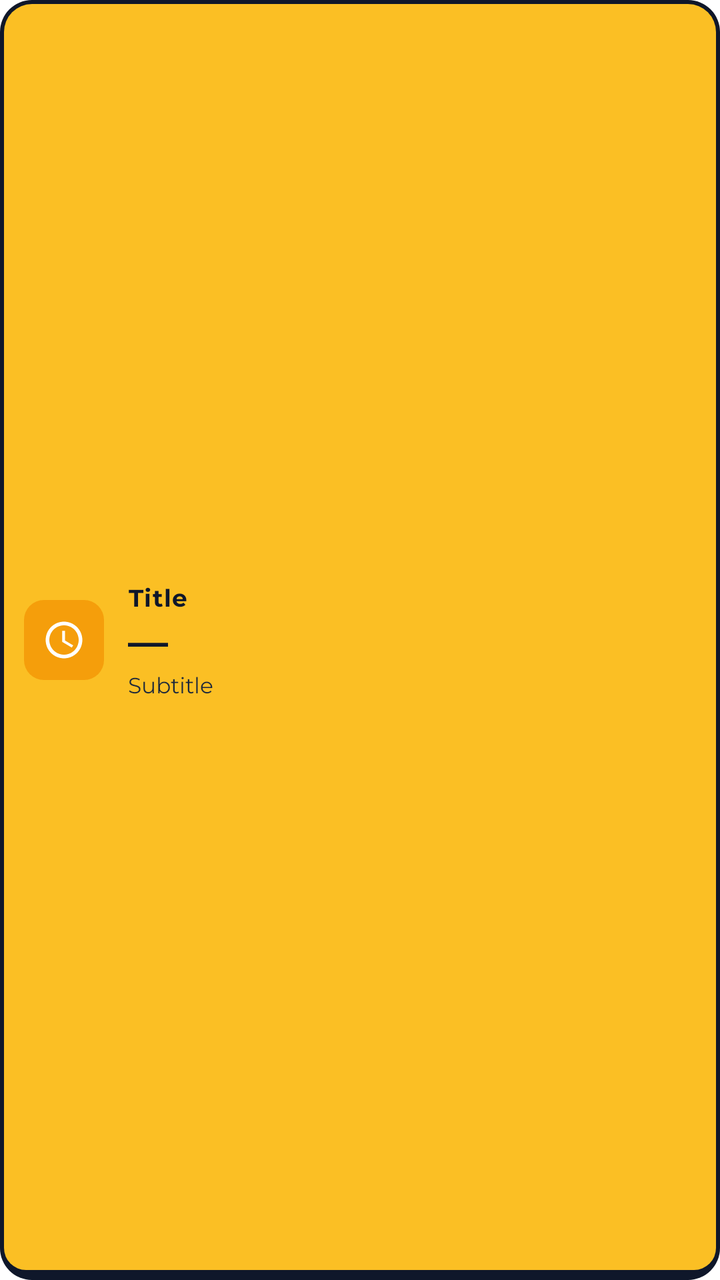
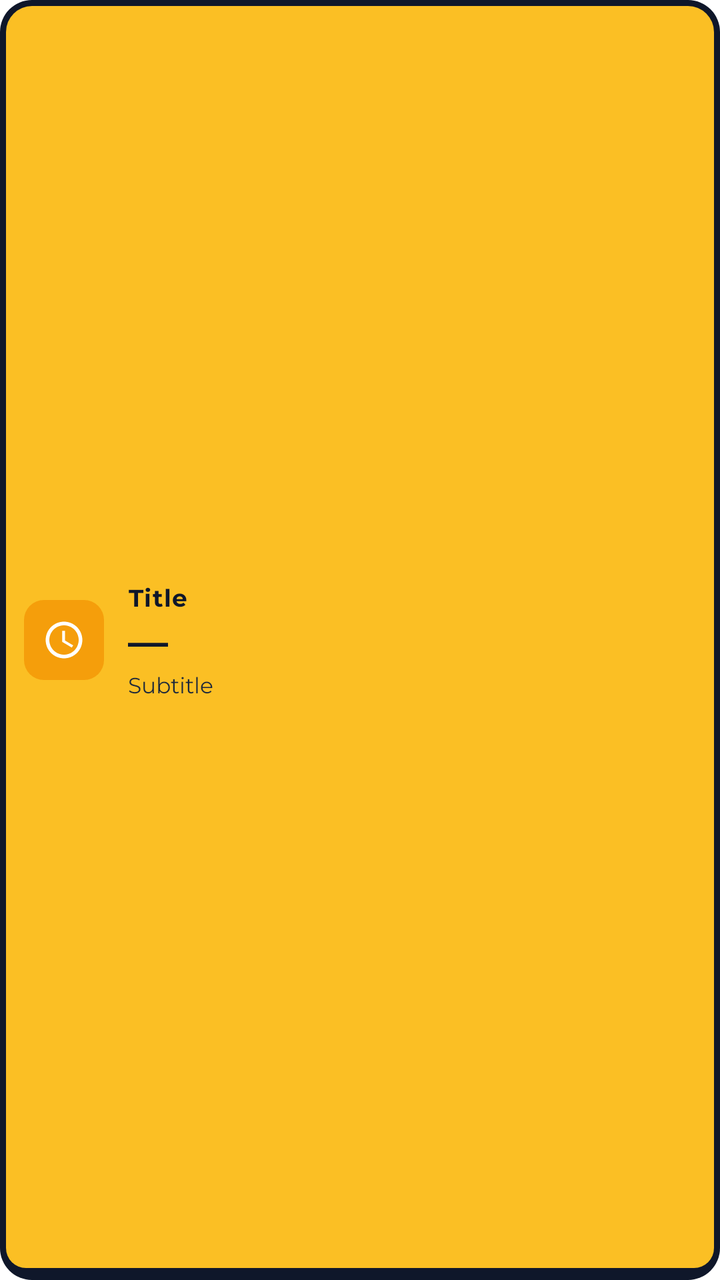

The first picture is an Android layout as it rendered before a commit; the second is the same layout after the commit. The layout source and the unified diff follow.
<!-- AndroidManifest.xml: fallback theme Theme.MaterialComponents.DayNight.NoActionBar -->
<!-- res/layout/polaris_widget_item.xml -->
<?xml version="1.0" encoding="utf-8"?>
<LinearLayout xmlns:android="http://schemas.android.com/apk/res/android"
    android:id="@+id/polaris_widget_item_root"
    android:layout_width="match_parent"
    android:layout_height="wrap_content"
    android:layout_marginBottom="10dp"
    android:orientation="horizontal"
    android:gravity="center_vertical"
    android:padding="12dp"
    android:background="@drawable/polaris_widget_item_background">

    
    <FrameLayout
        android:id="@+id/polaris_widget_item_icon_box"
        android:layout_width="40dp"
        android:layout_height="40dp"
        android:layout_marginEnd="12dp"
        android:background="@drawable/polaris_widget_item_icon_box">

        <ImageView
            android:layout_width="22dp"
            android:layout_height="22dp"
            android:layout_gravity="center"
            android:importantForAccessibility="no"
            android:src="@drawable/ic_polaris_clock" />
    </FrameLayout>

    <LinearLayout
        android:layout_width="0dp"
        android:layout_height="wrap_content"
        android:layout_weight="1"
        android:orientation="vertical">

        <TextView
            android:id="@+id/polaris_widget_item_title"
            android:layout_width="match_parent"
            android:layout_height="wrap_content"
            android:fontFamily="@font/montserrat"
            android:textColor="#0F172A"
            android:textSize="12sp"
            android:textStyle="bold"
            android:letterSpacing="0.04"
            android:maxLines="1"
            android:ellipsize="end"
            android:text="Title" />

        <TextView
            android:id="@+id/polaris_widget_item_hero"
            android:layout_width="match_parent"
            android:layout_height="wrap_content"
            android:layout_marginTop="2dp"
            android:fontFamily="@font/montserrat"
            android:textColor="#0F172A"
            android:textSize="20sp"
            android:textStyle="bold"
            android:includeFontPadding="false"
            android:maxLines="1"
            android:ellipsize="end"
            android:text="—" />

        <TextView
            android:id="@+id/polaris_widget_item_subtitle"
            android:layout_width="match_parent"
            android:layout_height="wrap_content"
            android:layout_marginTop="2dp"
            android:fontFamily="@font/montserrat"
            android:textColor="#1E293B"
            android:textSize="11sp"
            android:maxLines="2"
            android:ellipsize="end"
            android:text="Subtitle" />
    </LinearLayout>
</LinearLayout>
<!-- resources referenced by this layout -->
<resources>
  <!-- drawable ic_polaris_clock (drawable) -->
  <?xml version="1.0" encoding="utf-8"?>
  <vector xmlns:android="http://schemas.android.com/apk/res/android"
      android:width="24dp"
      android:height="24dp"
      android:viewportWidth="24"
      android:viewportHeight="24">
      <path
          android:fillColor="#FFFFFF"
          android:pathData="M11.99,2C6.47,2 2,6.48 2,12s4.47,10 9.99,10C17.52,22 22,17.52 22,12S17.52,2 11.99,2zM12,20c-4.42,0 -8,-3.58 -8,-8s3.58,-8 8,-8 8,3.58 8,8 -3.58,8 -8,8zM12.5,7H11v6l5.25,3.15 0.75,-1.23 -4.5,-2.67z" />
  </vector>
  <!-- drawable polaris_widget_item_background (drawable) -->
  <?xml version="1.0" encoding="utf-8"?>
  <layer-list xmlns:android="http://schemas.android.com/apk/res/android">
  
      <item>
          <shape android:shape="rectangle">
              <solid android:color="#0F172A" />
              <corners android:radius="16dp" />
          </shape>
      </item>
  
      <item
          android:left="2dp"
          android:top="2dp"
          android:right="2dp"
          android:bottom="5dp">
          <shape android:shape="rectangle">
              <solid android:color="#FBBF24" />
              <corners
                  android:topLeftRadius="14dp"
                  android:topRightRadius="14dp"
                  android:bottomLeftRadius="11dp"
                  android:bottomRightRadius="11dp" />
          </shape>
      </item>
  </layer-list>
  <!-- drawable polaris_widget_item_icon_box (drawable) -->
  <?xml version="1.0" encoding="utf-8"?>
  <shape xmlns:android="http://schemas.android.com/apk/res/android"
      android:shape="rectangle">
      <solid android:color="#F59E0B" />
      <corners android:radius="10dp" />
  </shape>
</resources>

<!-- the commit's change to res/layout/polaris_widget_item.xml (unified diff, before → after) -->
@@ -3,7 +3,6 @@
     android:id="@+id/polaris_widget_item_root"
     android:layout_width="match_parent"
     android:layout_height="wrap_content"
-    android:layout_marginBottom="10dp"
     android:orientation="horizontal"
     android:gravity="center_vertical"
     android:padding="12dp"
<!-- resource entries referenced after the edit -->
@@ -23,17 +23,17 @@
       </item>
   
       <item
-          android:left="2dp"
-          android:top="2dp"
-          android:right="2dp"
-          android:bottom="5dp">
+          android:left="3dp"
+          android:top="3dp"
+          android:right="3dp"
+          android:bottom="6dp">
           <shape android:shape="rectangle">
               <solid android:color="#FBBF24" />
               <corners
-                  android:topLeftRadius="14dp"
-                  android:topRightRadius="14dp"
-                  android:bottomLeftRadius="11dp"
-                  android:bottomRightRadius="11dp" />
+                  android:topLeftRadius="13dp"
+                  android:topRightRadius="13dp"
+                  android:bottomLeftRadius="10dp"
+                  android:bottomRightRadius="10dp" />
           </shape>
       </item>
   </layer-list>
